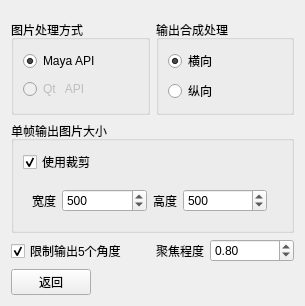
Qt form MayaViewportCapture/ui/setting.ui (FXTD-ODYSSEY/MayaViewportCapture) before a commit.
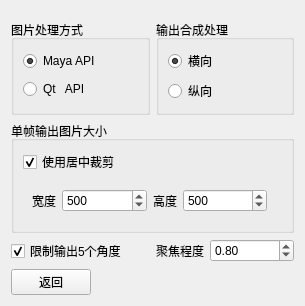
The same form after that commit.

```diff
--- a/MayaViewportCapture/ui/setting.ui
+++ b/MayaViewportCapture/ui/setting.ui
@@ -38,7 +38,7 @@
         <item>
          <widget class="QRadioButton" name="Qt_RB">
           <property name="enabled">
-           <bool>false</bool>
+           <bool>true</bool>
           </property>
           <property name="text">
            <string>Qt   API</string>
@@ -86,7 +86,7 @@
         <item row="0" column="0" colspan="2">
          <widget class="QCheckBox" name="Crop_CB">
           <property name="text">
-           <string>使用裁剪</string>
+           <string>使用居中裁剪</string>
           </property>
           <property name="checked">
            <bool>true</bool>
```
